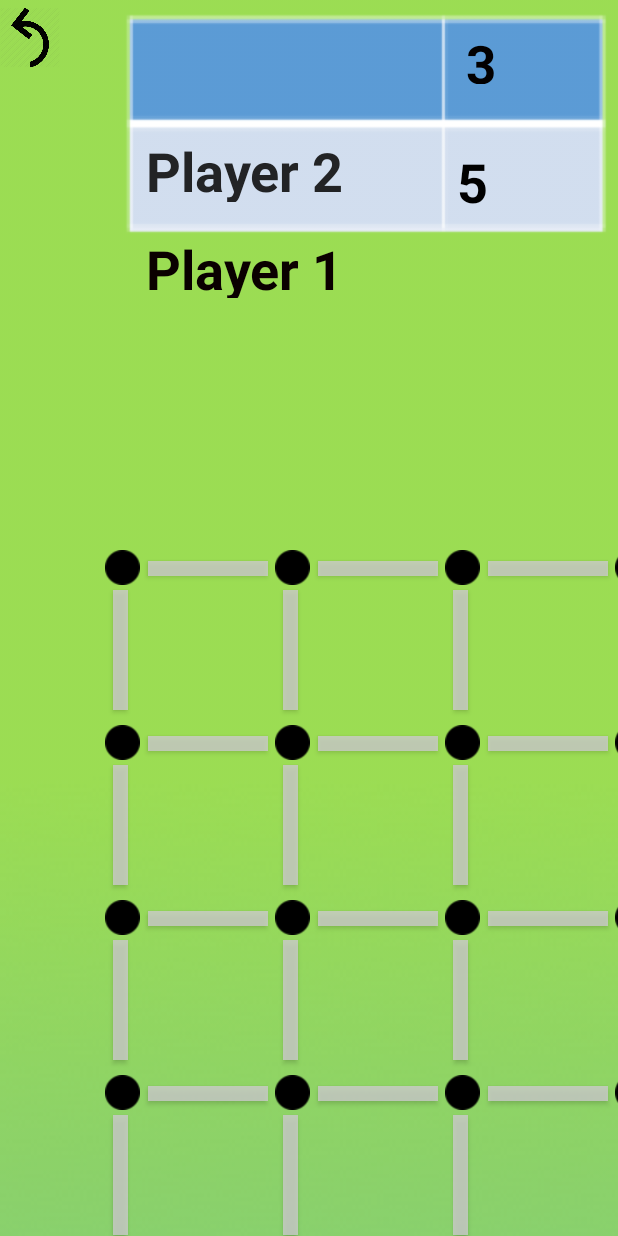
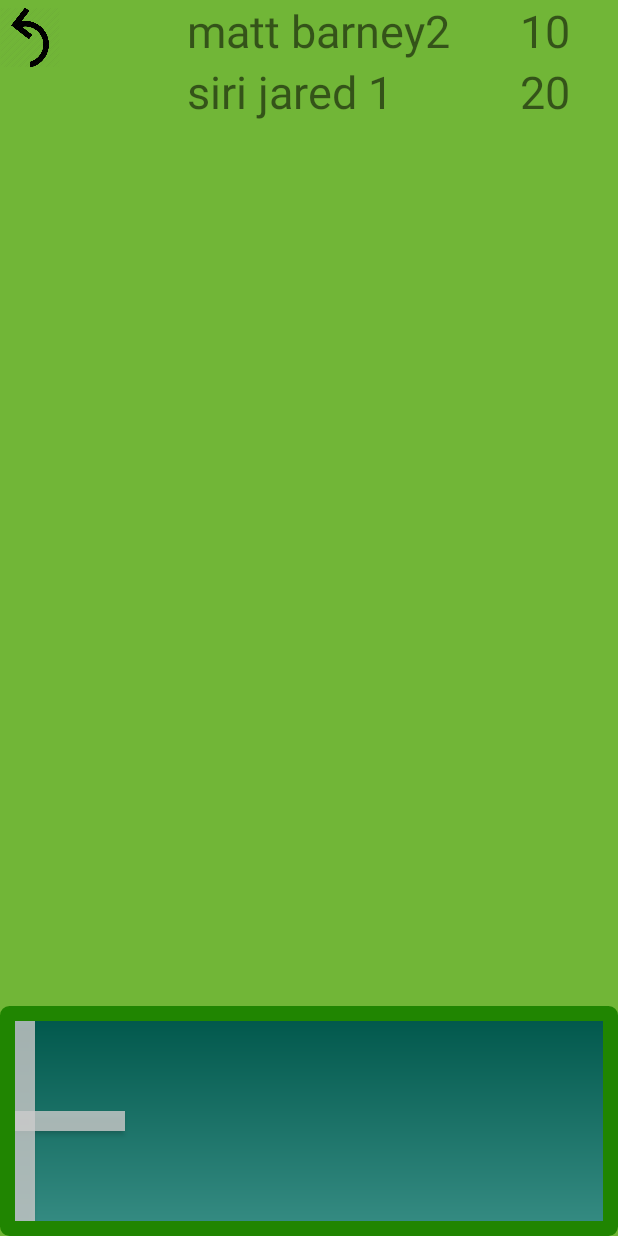
Before and after one commit to MattBarney/PigsInAPen, an Android app: the GameDisplay screen opened directly, with no data from a screen before it, on a phone screen of 412 x 824 dp. Run offline under Robolectric (Android 15) with nearby library versions, the phone set to English and light mode, and no system bars.

Commit message:
scoreBoard Constraint in container, without background color.

```diff
--- a/app/src/main/java/com/example/pigsinapen/GameDisplay.java
+++ b/app/src/main/java/com/example/pigsinapen/GameDisplay.java
@@ -27,8 +27,17 @@ public class GameDisplay extends AppCompatActivity implements View.OnClickListen
     setContentView(R.layout.activity_game_display);
     gameBoard = new GameBoard(6,6,GameDisplay.this, this, 15, 120);
 
-    createHorizontalFencesandDots();
-    createVerticalFences();
+    Fences fences = new Fences(0,0, true, this, this, 20, 200);
+    Fences fences2 = new Fences(0,0, false, this, this, 20, 200);
+
+    ConstraintLayout layout = findViewById(R.id.layout);
+
+
+    layout.addView(fences.getFenceButton());
+    layout.addView(fences2.getFenceButton());
+
+    int wid = layout.getMaxHeight()/3;
+    System.out.println("this is the layout width "+wid);
 
     player1 = new Player("Player 1", 3, true);
     player2 = new Player("Player 2", 2, false);
@@ -121,7 +130,7 @@ public class GameDisplay extends AppCompatActivity implements View.OnClickListen
 
   }
 
-
+/*
 
   void createHorizontalFencesandDots(){
     int putFenceX = 0;
@@ -176,7 +185,7 @@ public class GameDisplay extends AppCompatActivity implements View.OnClickListen
       } // forfences
     }//for
   }
-
+*/
 
 
 }
--- /dev/null
+++ b/app/src/main/res/drawable/game_display_background_shape.xml
@@ -0,0 +1,15 @@
+<?xml version="1.0" encoding="utf-8"?>
+<shape xmlns:android="http://schemas.android.com/apk/res/android">
+
+    <solid
+        android:color="@color/gameDisplayBackground"
+        />
+
+    <stroke
+        android:color="#000000"
+        android:width="0dp"
+        />
+
+
+
+</shape>
--- a/app/src/main/res/drawable/pop_bg.xml
+++ b/app/src/main/res/drawable/pop_bg.xml
@@ -23,7 +23,7 @@
 
     <stroke
         android:color="#208501"
-        android:width="2dp"
+        android:width="10dp"
         />
 
     <corners
--- a/app/src/main/res/layout/activity_game_display.xml
+++ b/app/src/main/res/layout/activity_game_display.xml
@@ -5,7 +5,7 @@
     android:id="@+id/activity_game_display"
     android:layout_width="match_parent"
     android:layout_height="match_parent"
-    android:background="@drawable/new_background"
+    android:background="@drawable/game_display_background_shape"
     android:orientation="vertical"
     tools:context=".GameDisplay">
 
@@ -19,77 +19,94 @@
         app:layout_constraintTop_toTopOf="parent"
         app:srcCompat="@drawable/goback" />
 
-    <TextView
-        android:id="@+id/playerOneName"
-        android:layout_width="193dp"
-        android:layout_height="44dp"
-        android:layout_marginBottom="596dp"
-        android:text="Player 1"
-        android:textColor="#0A0000"
-        android:textSize="36sp"
-        android:textStyle="bold"
-        app:layout_constraintBottom_toBottomOf="parent"
-        app:layout_constraintEnd_toEndOf="parent"
-        app:layout_constraintHorizontal_bias="0.444"
-        app:layout_constraintStart_toStartOf="parent"
-        app:layout_constraintTop_toTopOf="parent"
-        app:layout_constraintVertical_bias="0.842" />
 
-    <TextView
-        android:id="@+id/playerTwoName"
-        android:layout_width="192dp"
-        android:layout_height="45dp"
-        android:text="Player 2"
-        android:textColor="#222325"
-        android:textSize="36sp"
-        android:textStyle="bold"
-        app:layout_constraintBottom_toBottomOf="parent"
-        app:layout_constraintEnd_toEndOf="parent"
-        app:layout_constraintHorizontal_bias="0.442"
-        app:layout_constraintStart_toStartOf="parent"
-        app:layout_constraintTop_toTopOf="parent"
-        app:layout_constraintVertical_bias="0.115" />
-
-    <TextView
-        android:id="@+id/playerOneScore"
-        android:layout_width="85dp"
-        android:layout_height="37dp"
-        android:text="3"
-        android:textColor="#020001"
-        android:textSize="35sp"
-        android:textStyle="bold"
-        app:layout_constraintBottom_toBottomOf="parent"
-        app:layout_constraintEnd_toEndOf="parent"
-        app:layout_constraintHorizontal_bias="0.95"
-        app:layout_constraintStart_toStartOf="parent"
-        app:layout_constraintTop_toTopOf="parent"
-        app:layout_constraintVertical_bias="0.024" />
-
-    <TextView
-        android:id="@+id/playerTwoScore"
-        android:layout_width="91dp"
-        android:layout_height="39dp"
-        android:text="5"
-        android:textColor="#000000"
-        android:textSize="36sp"
-        android:textStyle="bold"
-        app:layout_constraintBottom_toBottomOf="parent"
-        app:layout_constraintEnd_toEndOf="parent"
-        app:layout_constraintHorizontal_bias="0.95"
-        app:layout_constraintStart_toStartOf="parent"
-        app:layout_constraintTop_toTopOf="parent"
-        app:layout_constraintVertical_bias="0.123" />
+    <!-- gameBoard constraintLayout -->
 
     <androidx.constraintlayout.widget.ConstraintLayout
         android:id="@+id/layout"
         android:layout_width="match_parent"
         android:layout_height="wrap_content"
+
+        android:background="@drawable/pop_bg"
+
         android:maxHeight="500dp"
         app:layout_constraintBottom_toBottomOf="parent"
         app:layout_constraintEnd_toEndOf="parent"
+        app:layout_constraintHorizontal_bias="0.0"
+
         app:layout_constraintStart_toStartOf="parent">
 
     </androidx.constraintlayout.widget.ConstraintLayout>
 
 
+
+    <!-- scoreBoard constraintLayout -->
+
+    <androidx.constraintlayout.widget.ConstraintLayout
+        android:id="@+id/scoreBoard"
+        android:layout_width="wrap_content"
+        android:layout_height="wrap_content"
+        android:layout_marginEnd="32dp"
+        android:layout_marginRight="32dp"
+        app:layout_constraintEnd_toEndOf="parent"
+        app:layout_constraintTop_toTopOf="parent">
+
+        <TextView
+            android:id="@+id/playerTwoScore"
+            android:layout_width="wrap_content"
+
+            android:layout_height="wrap_content"
+            android:gravity="end"
+            android:minWidth="75dp"
+            android:text="20"
+            android:textSize="30sp"
+            app:layout_constraintBottom_toBottomOf="parent"
+            app:layout_constraintEnd_toEndOf="parent" />
+
+        <TextView
+            android:id="@+id/playerOneScore"
+            android:layout_width="wrap_content"
+            android:layout_height="wrap_content"
+
+            android:gravity="end"
+            android:minWidth="75dp"
+            android:text="10"
+            android:textSize="30sp"
+            app:layout_constraintBottom_toTopOf="@+id/playerTwoScore"
+            app:layout_constraintEnd_toEndOf="parent"
+            app:layout_constraintTop_toTopOf="parent" />
+
+        <TextView
+            android:id="@+id/playerTwoName"
+            android:layout_width="wrap_content"
+            android:layout_height="wrap_content"
+
+            android:gravity="start"
+            android:maxLength="12"
+
+            android:minWidth="180dp"
+            android:text="siri jared 12"
+            android:textSize="30sp"
+            app:layout_constraintBottom_toBottomOf="parent"
+            app:layout_constraintEnd_toStartOf="@+id/playerTwoScore"
+            app:layout_constraintStart_toStartOf="parent" />
+
+        <TextView
+            android:id="@+id/playerOneName"
+            android:layout_width="wrap_content"
+            android:layout_height="wrap_content"
+
+            android:gravity="start"
+            android:maxLength="12"
+
+            android:minWidth="180dp"
+            android:text="matt barney2"
+            android:textSize="30sp"
+            app:layout_constraintBottom_toTopOf="@+id/playerTwoName"
+            app:layout_constraintEnd_toStartOf="@+id/playerOneScore"
+            app:layout_constraintStart_toStartOf="parent"
+            app:layout_constraintTop_toTopOf="parent" />
+    </androidx.constraintlayout.widget.ConstraintLayout>
+
+
 </androidx.constraintlayout.widget.ConstraintLayout>
--- a/app/src/main/res/values/colors.xml
+++ b/app/src/main/res/values/colors.xml
@@ -10,6 +10,7 @@
 
     //this is value is from XML value
     <color name="buttonBackgroundColor_from_xml">#60A6C2</color>
+    <color name="gameDisplayBackground">#71b637</color>
 
 
 </resources>
```
